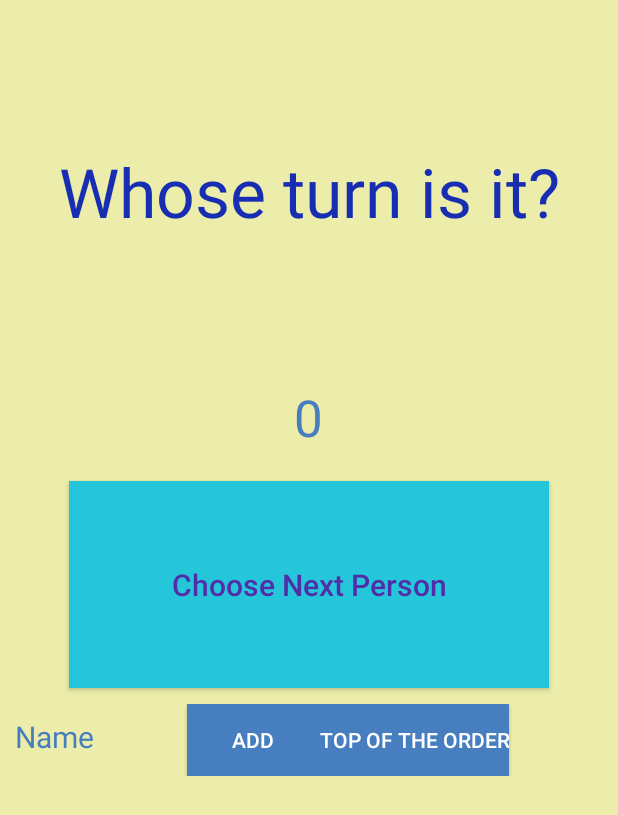
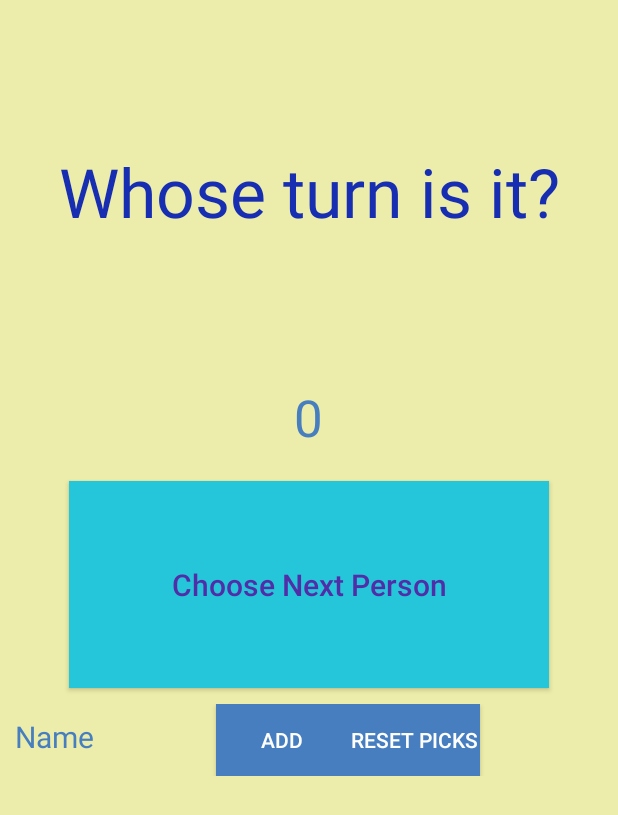
Before and after one commit to MicahLC/WhoPicksMusic, an Android app built with Jetpack Compose: the screen it shows after launch (MainActivity), on a phone screen of 412 x 824 dp. Shown: the top 815 px of the screen. Run offline under Robolectric (Android 15) with nearby library versions, the phone set to English and light mode, and no system bars; our stand-ins replace Room's generated code; libraries missing offline, so code that uses them is left out: androidx.room3; 4 statements that could not run were skipped.

Commit message:
Update layout.xml

```diff
--- a/app/src/main/res/layout/layout.xml
+++ b/app/src/main/res/layout/layout.xml
@@ -85,11 +85,11 @@
                     android:textColor="@color/white" />
 
                 <Button
-                    android:id="@+id/button"
+                    android:id="@+id/resetPicks"
                     android:layout_width="wrap_content"
                     android:layout_height="wrap_content"
                     android:background="@color/light_blue"
-                    android:text="Top of the Order"
+                    android:text="Reset Picks"
                     android:textColor="@color/white" />
             </TableRow>
 
```
